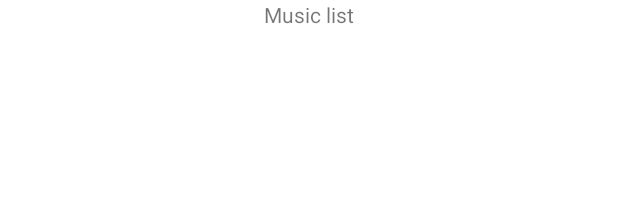
After one commit to anomalou/android-labs, an Android app: the layout activity_lab4_music.xml on its own in the app's theme, with its tools: preview values and no code run, on a phone screen of 412 x 824 dp. The commit adds this screen. Shown: the top 197 px of the screen. Run offline under Robolectric (Android 15) with nearby library versions, the phone set to English and light mode, and no system bars.

Commit message:
lab 4 done

```diff
--- a/app/src/main/AndroidManifest.xml
+++ b/app/src/main/AndroidManifest.xml
@@ -2,6 +2,8 @@
 <manifest xmlns:android="http://schemas.android.com/apk/res/android"
     package="com.anomalou.labs">
 
+    <uses-permission android:name="android.permission.INTERNET" />
+    <uses-permission android:name="android.permission.ACCESS_NETWORK_STATE" />
     <application
         android:allowBackup="true"
         android:icon="@mipmap/ic_launcher"
@@ -9,6 +11,9 @@
         android:roundIcon="@mipmap/ic_launcher_round"
         android:supportsRtl="true"
         android:theme="@style/Theme.Labs">
+        <activity
+            android:name=".lab4.Lab4_music"
+            android:exported="true" />
         <activity
             android:name=".lab3.Lab3_database"
             android:exported="true" />
--- /dev/null
+++ b/app/src/main/res/layout/activity_lab4_music.xml
@@ -0,0 +1,29 @@
+<?xml version="1.0" encoding="utf-8"?>
+<RelativeLayout xmlns:android="http://schemas.android.com/apk/res/android"
+    xmlns:app="http://schemas.android.com/apk/res-auto"
+    xmlns:tools="http://schemas.android.com/tools"
+    android:layout_width="match_parent"
+    android:layout_height="match_parent"
+    tools:context=".lab4.Lab4_music">
+
+    <TextView
+        android:id="@+id/textView"
+        android:layout_width="wrap_content"
+        android:layout_height="wrap_content"
+        android:layout_alignParentTop="true"
+        android:layout_centerHorizontal="true"
+        android:text="@string/music_list" />
+
+    <ScrollView
+        android:layout_width="match_parent"
+        android:layout_height="match_parent"
+        android:layout_below="@id/textView"
+        tools:ignore="SpeakableTextPresentCheck">
+
+        <TableLayout
+            android:id="@+id/music_list"
+            android:layout_width="match_parent"
+            android:layout_height="wrap_content"
+            android:paddingHorizontal="10dp" />
+    </ScrollView>
+</RelativeLayout>
--- a/app/src/main/res/values/strings.xml
+++ b/app/src/main/res/values/strings.xml
@@ -29,6 +29,8 @@
     <string name="name">Name</string>
     <string name="last_name">Last name</string>
     <string name="patronymic">Patronymic</string>
+    <string name="lab_4">Lab 4</string>
+    <string name="music_list">Music list</string>
     <string-array name="db_version">
         <item>1</item>
         <item>2</item>
```
Also changed, not shown: app/src/main/java/com/anomalou/labs/MainActivity.java (+7 -0 lines), app/src/main/java/com/anomalou/labs/lab4/Database.java (added, +33 -0 lines), app/src/main/java/com/anomalou/labs/lab4/Lab4_music.java (added, +199 -0 lines), app/src/main/res/layout/activity_main.xml (+7 -0 lines), app/src/main/res/layout/table_row.xml (added, +23 -0 lines).
